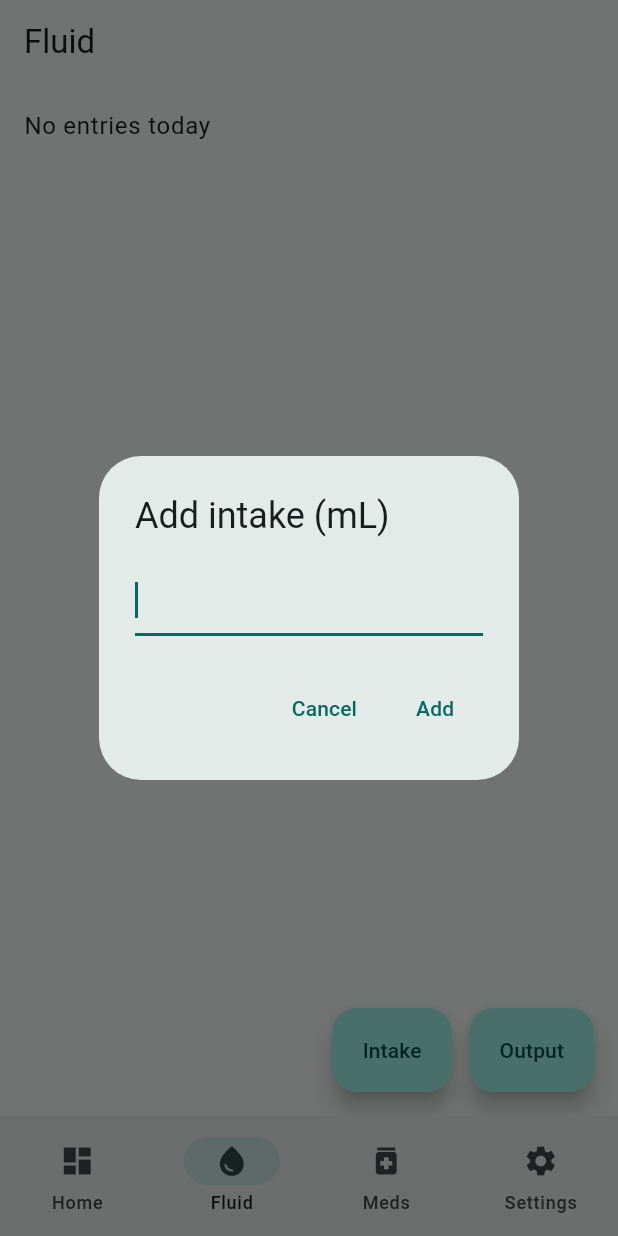
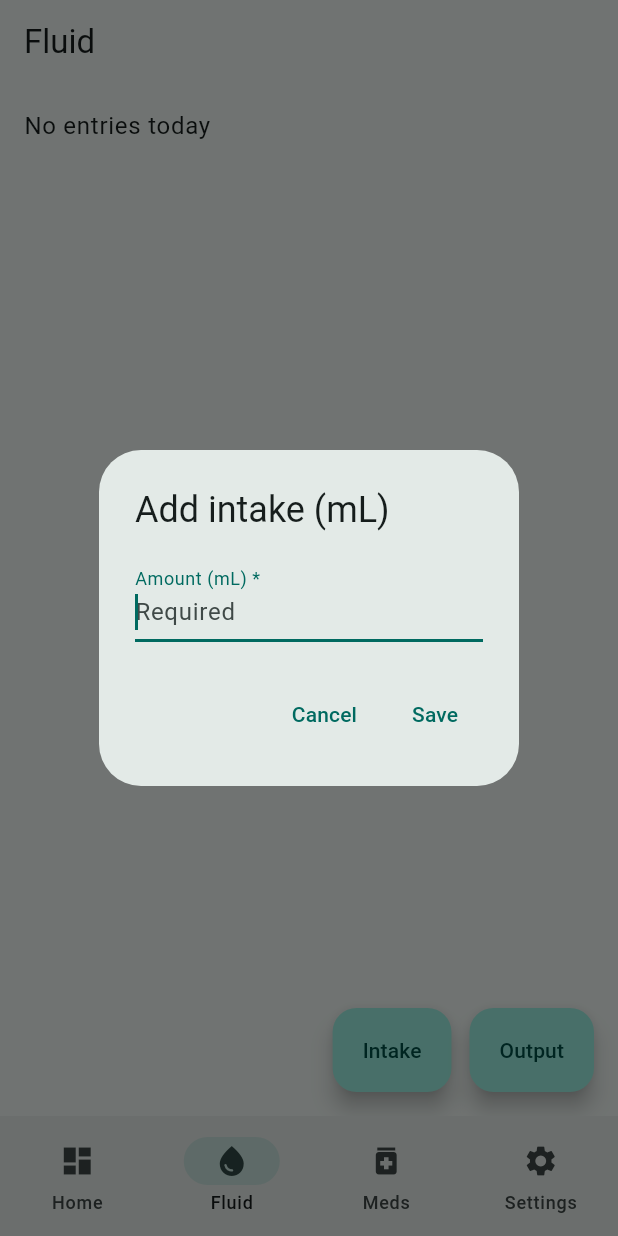
Before and after one commit to PpYCha/ckd_care, a Flutter app: the screen it shows after launch, item 2 of the bottom bar chosen, after a tap on "Intake", on a phone screen of 412 x 824 dp. Run offline on Flutter 3.47's test engine with Material 3 defaults, Android fonts, the phone set to English and light mode, and no system bars; our stand-ins replace flutter_local_notifications, sqflite, timezone; accounts and stored records are empty.

Commit message:
feat: fluid entry edit + required-amount validation + toasts
Co-Authored-By: Claude Opus 4.8 <noreply@anthropic.com>

```diff
--- a/lib/screens/fluid_screen.dart
+++ b/lib/screens/fluid_screen.dart
@@ -2,6 +2,7 @@ import 'package:flutter/material.dart';
 import 'package:provider/provider.dart';
 import 'package:ckd_care/models/fluid_entry.dart';
 import 'package:ckd_care/providers/fluid_provider.dart';
+import 'package:ckd_care/widgets/fluid_amount_dialog.dart';
 
 class FluidScreen extends StatefulWidget {
   const FluidScreen({super.key});
@@ -17,28 +18,33 @@ class _FluidScreenState extends State<FluidScreen> {
         context.read<FluidProvider>().loadDay(FluidEntry.dayOf(DateTime.now())));
   }
 
-  Future<void> _addDialog(FluidType type) async {
-    final controller = TextEditingController();
-    final ml = await showDialog<int>(
-      context: context,
-      builder: (ctx) => AlertDialog(
-        title: Text('Add ${type.name} (mL)'),
-        content: TextField(
-          controller: controller,
-          keyboardType: TextInputType.number,
-          autofocus: true,
-        ),
-        actions: [
-          TextButton(onPressed: () => Navigator.pop(ctx), child: const Text('Cancel')),
-          TextButton(
-              onPressed: () => Navigator.pop(ctx, int.tryParse(controller.text)),
-              child: const Text('Add')),
-        ],
-      ),
-    );
-    if (ml != null && ml > 0 && mounted) {
-      await context.read<FluidProvider>().add(type, ml);
-    }
+  Future<void> _add(FluidType type) async {
+    final messenger = ScaffoldMessenger.of(context);
+    final provider = context.read<FluidProvider>();
+    final ml = await showFluidAmountDialog(context, title: 'Add ${type.name} (mL)');
+    if (ml == null || !mounted) return;
+    await provider.add(type, ml);
+    messenger.showSnackBar(SnackBar(
+        content: Text('${type == FluidType.intake ? 'Intake' : 'Output'} added')));
+  }
+
+  Future<void> _edit(FluidEntry e) async {
+    final messenger = ScaffoldMessenger.of(context);
+    final provider = context.read<FluidProvider>();
+    final ml = await showFluidAmountDialog(context,
+        title: 'Edit ${e.type.name} (mL)', initial: e.amountMl);
+    if (ml == null || !mounted) return;
+    await provider.update(FluidEntry(
+      id: e.id,
+      uuid: e.uuid,
+      type: e.type,
+      amountMl: ml,
+      loggedAt: e.loggedAt,
+      day: e.day,
+      note: e.note,
+      updatedAt: DateTime.now(),
+    ));
+    messenger.showSnackBar(const SnackBar(content: Text('Entry updated')));
   }
 
   @override
@@ -49,6 +55,13 @@ class _FluidScreenState extends State<FluidScreen> {
         for (final e in p.entries)
           Dismissible(
             key: ValueKey(e.id),
+            direction: DismissDirection.endToStart,
+            background: Container(
+              color: Colors.red,
+              alignment: Alignment.centerRight,
+              padding: const EdgeInsets.only(right: 16),
+              child: const Icon(Icons.delete, color: Colors.white),
+            ),
             onDismissed: (_) => context.read<FluidProvider>().remove(e.id!),
             child: ListTile(
               leading: Icon(e.type == FluidType.intake
@@ -58,6 +71,8 @@ class _FluidScreenState extends State<FluidScreen> {
               subtitle: Text('${e.type.name} • '
                   '${e.loggedAt.hour.toString().padLeft(2, '0')}:'
                   '${e.loggedAt.minute.toString().padLeft(2, '0')}'),
+              trailing: const Icon(Icons.edit),
+              onTap: () => _edit(e),
             ),
           ),
         if (p.entries.isEmpty) const ListTile(title: Text('No entries today')),
@@ -67,12 +82,12 @@ class _FluidScreenState extends State<FluidScreen> {
         children: [
           FloatingActionButton.extended(
               heroTag: 'in',
-              onPressed: () => _addDialog(FluidType.intake),
+              onPressed: () => _add(FluidType.intake),
               label: const Text('Intake')),
           const SizedBox(width: 12),
           FloatingActionButton.extended(
               heroTag: 'out',
-              onPressed: () => _addDialog(FluidType.output),
+              onPressed: () => _add(FluidType.output),
               label: const Text('Output')),
         ],
       ),
--- /dev/null
+++ b/lib/widgets/fluid_amount_dialog.dart
@@ -0,0 +1,43 @@
+import 'package:flutter/material.dart';
+
+/// Prompts for a fluid amount in mL. Required + must be a whole number > 0.
+/// Returns the amount, or null if cancelled.
+Future<int?> showFluidAmountDialog(BuildContext context,
+    {required String title, int? initial}) {
+  final controller = TextEditingController(text: initial?.toString() ?? '');
+  final formKey = GlobalKey<FormState>();
+  return showDialog<int>(
+    context: context,
+    builder: (ctx) => AlertDialog(
+      title: Text(title),
+      content: Form(
+        key: formKey,
+        child: TextFormField(
+          controller: controller,
+          keyboardType: TextInputType.number,
+          autofocus: true,
+          decoration: const InputDecoration(
+              labelText: 'Amount (mL) *', hintText: 'Required'),
+          validator: (v) {
+            final n = int.tryParse((v ?? '').trim());
+            if (n == null) return 'Enter a whole number';
+            if (n <= 0) return 'Must be greater than 0';
+            return null;
+          },
+        ),
+      ),
+      actions: [
+        TextButton(
+            onPressed: () => Navigator.pop(ctx), child: const Text('Cancel')),
+        TextButton(
+          onPressed: () {
+            if (formKey.currentState!.validate()) {
+              Navigator.pop(ctx, int.parse(controller.text.trim()));
+            }
+          },
+          child: const Text('Save'),
+        ),
+      ],
+    ),
+  );
+}
```
